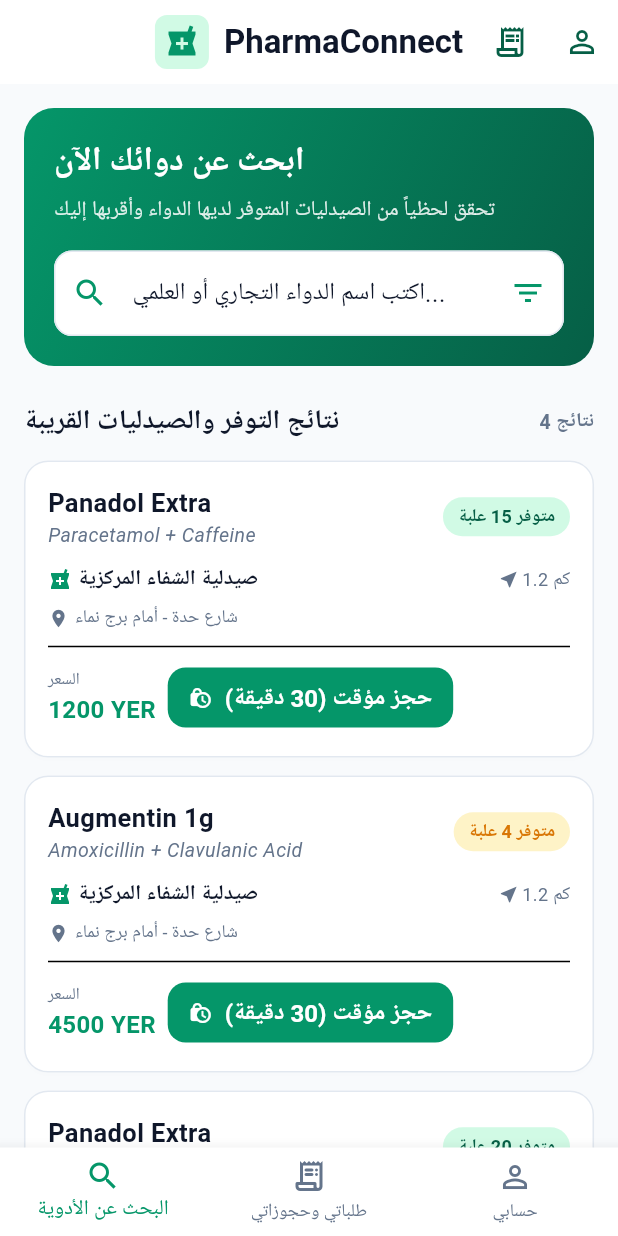
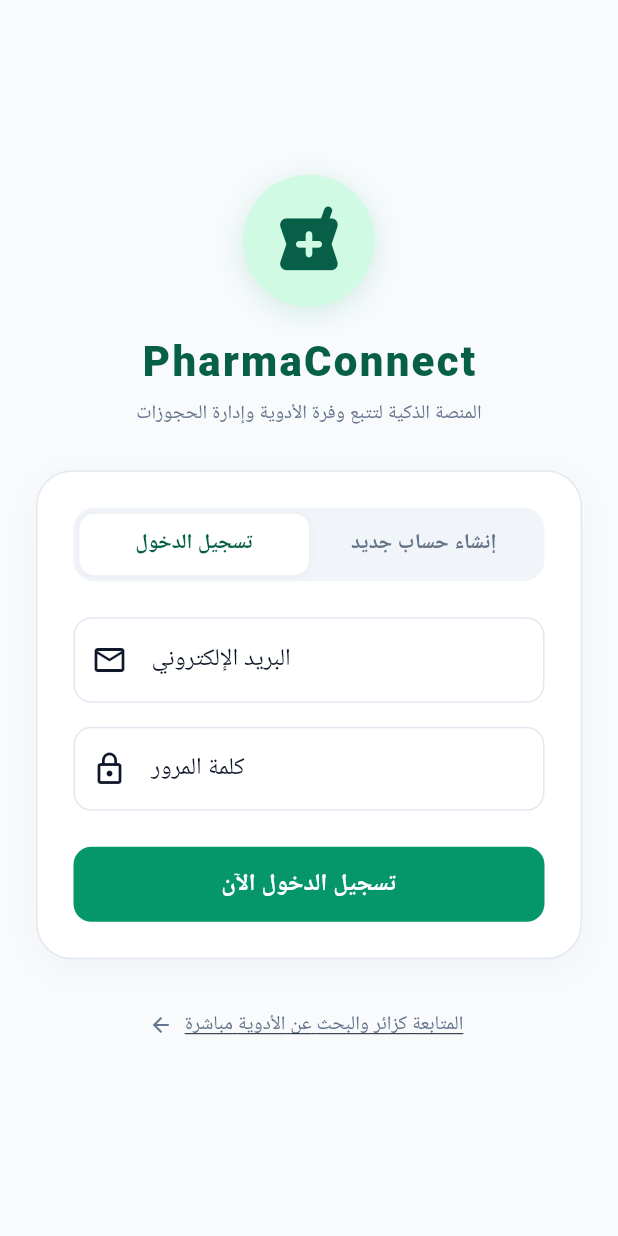
Before and after one commit to jacobkhaled01-spec/PharmaConnect, a Flutter app: the screen it shows after launch, on a phone screen of 412 x 824 dp. Run offline on Flutter 3.47's test engine with Material 3 defaults, Android fonts, the phone set to English and light mode, and no system bars; accounts and stored records are empty.

Commit message:
feat(auth): set AuthScreen as initial landing with login, register, and guest mode

```diff
--- a/frontend/lib/main.dart
+++ b/frontend/lib/main.dart
@@ -3,6 +3,7 @@
 import 'core/network/api_service.dart';
 import 'core/theme/app_theme.dart';
 import 'data/models/medicine_search_model.dart';
+import 'presentation/screens/auth_screen.dart';
 import 'presentation/screens/medicine_details_screen.dart';
 import 'presentation/screens/my_reservations_screen.dart';
 import 'presentation/screens/profile_screen.dart';
@@ -20,7 +21,7 @@
       title: AppConstants.appName,
       debugShowCheckedModeBanner: false,
       theme: PharmaTheme.lightTheme,
-      home: const HomeScreen(),
+      home: ApiService().isAuthenticated ? const HomeScreen() : const AuthScreen(),
     );
   }
 }
--- /dev/null
+++ b/frontend/lib/presentation/screens/auth_screen.dart
@@ -0,0 +1,354 @@
+import 'package:flutter/material.dart';
+import '../../core/constants/app_constants.dart';
+import '../../core/network/api_service.dart';
+import '../../core/theme/app_theme.dart';
+import '../../main.dart';
+
+class AuthScreen extends StatefulWidget {
+  const AuthScreen({super.key});
+
+  @override
+  State<AuthScreen> createState() => _AuthScreenState();
+}
+
+class _AuthScreenState extends State<AuthScreen> {
+  bool _isRegistering = false;
+  final TextEditingController _nameController = TextEditingController();
+  final TextEditingController _emailController = TextEditingController();
+  final TextEditingController _phoneController = TextEditingController();
+  final TextEditingController _passwordController = TextEditingController();
+  bool _isLoading = false;
+  String? _errorMessage;
+
+  @override
+  void dispose() {
+    _nameController.dispose();
+    _emailController.dispose();
+    _phoneController.dispose();
+    _passwordController.dispose();
+    super.dispose();
+  }
+
+  Future<void> _submitAuth() async {
+    setState(() {
+      _isLoading = true;
+      _errorMessage = null;
+    });
+
+    final email = _emailController.text.trim();
+    final password = _passwordController.text.trim();
+
+    if (email.isEmpty || password.isEmpty) {
+      setState(() {
+        _isLoading = false;
+        _errorMessage = 'يرجى إدخال البريد الإلكتروني وكلمة المرور';
+      });
+      return;
+    }
+
+    bool success = false;
+    if (_isRegistering) {
+      final name = _nameController.text.trim();
+      final phone = _phoneController.text.trim();
+      if (name.isEmpty) {
+        setState(() {
+          _isLoading = false;
+          _errorMessage = 'يرجى إدخال الاسم الكامل للمريض';
+        });
+        return;
+      }
+      success = await ApiService().register(
+        name: name,
+        email: email,
+        password: password,
+        phone: phone,
+      );
+    } else {
+      success = await ApiService().login(email, password);
+    }
+
+    setState(() {
+      _isLoading = false;
+    });
+
+    if (success) {
+      if (mounted) {
+        Navigator.pushReplacement(
+          context,
+          MaterialPageRoute(builder: (context) => const HomeScreen()),
+        );
+      }
+    } else {
+      setState(() {
+        _errorMessage = 'بيانات الدخول غير صحيحة أو تعذر الاتصال بالخادم.';
+      });
+    }
+  }
+
+  void _continueAsGuest() {
+    Navigator.pushReplacement(
+      context,
+      MaterialPageRoute(builder: (context) => const HomeScreen()),
+    );
+  }
+
+  @override
+  Widget build(BuildContext context) {
+    return Scaffold(
+      backgroundColor: const Color(0xFFF8FAFC),
+      body: SafeArea(
+        child: Center(
+          child: SingleChildScrollView(
+            padding: const EdgeInsets.symmetric(horizontal: 24.0, vertical: 20.0),
+            child: ConstrainedBox(
+              constraints: const BoxConstraints(maxWidth: 460),
+              child: Column(
+                mainAxisAlignment: MainAxisAlignment.center,
+                children: [
+                  // شعار المنصة الطبية
+                  Container(
+                    padding: const EdgeInsets.all(18),
+                    decoration: BoxDecoration(
+                      color: PharmaTheme.mintAccent,
+                      shape: BoxShape.circle,
+                      boxShadow: [
+                        BoxShadow(
+                          color: PharmaTheme.primaryGreen.withAlpha(40),
+                          blurRadius: 16,
+                          offset: const Offset(0, 4),
+                        ),
+                      ],
+                    ),
+                    child: const Icon(
+                      Icons.local_pharmacy_rounded,
+                      size: 52,
+                      color: PharmaTheme.primaryGreenDark,
+                    ),
+                  ),
+                  const SizedBox(height: 16),
+                  const Text(
+                    AppConstants.appName,
+                    style: TextStyle(
+                      fontSize: 28,
+                      fontWeight: FontWeight.w900,
+                      letterSpacing: 1.5,
+                      color: PharmaTheme.primaryGreenDark,
+                    ),
+                  ),
+                  const SizedBox(height: 6),
+                  const Text(
+                    'المنصة الذكية لتتبع وفرة الأدوية وإدارة الحجوزات',
+                    textAlign: TextAlign.center,
+                    style: TextStyle(color: PharmaTheme.textMuted, fontSize: 13),
+                  ),
+                  const SizedBox(height: 28),
+
+                  // بطاقة تسجيل الدخول أو إنشاء الحساب
+                  Container(
+                    padding: const EdgeInsets.all(24),
+                    decoration: BoxDecoration(
+                      color: Colors.white,
+                      borderRadius: BorderRadius.circular(24),
+                      border: Border.all(color: const Color(0xFFE2E8F0)),
+                      boxShadow: [
+                        BoxShadow(
+                          color: Colors.black.withAlpha(8),
+                          blurRadius: 20,
+                          offset: const Offset(0, 6),
+                        ),
+                      ],
+                    ),
+                    child: Column(
+                      crossAxisAlignment: CrossAxisAlignment.stretch,
+                      children: [
+                        // أزرار التبديل العلوية (Tab Switcher)
+                        Container(
+                          padding: const EdgeInsets.all(4),
+                          decoration: BoxDecoration(
+                            color: const Color(0xFFF1F5F9),
+                            borderRadius: BorderRadius.circular(14),
+                          ),
+                          child: Row(
+                            children: [
+                              Expanded(
+                                child: GestureDetector(
+                                  onTap: () {
+                                    setState(() {
+                                      _isRegistering = false;
+                                      _errorMessage = null;
+                                    });
+                                  },
+                                  child: Container(
+                                    padding: const EdgeInsets.symmetric(vertical: 10),
+                                    decoration: BoxDecoration(
+                                      color: !_isRegistering ? Colors.white : Colors.transparent,
+                                      borderRadius: BorderRadius.circular(10),
+                                      boxShadow: !_isRegistering
+                                          ? [
+                                              BoxShadow(
+                                                color: Colors.black.withAlpha(10),
+                                                blurRadius: 4,
+                                              )
+                                            ]
+                                          : null,
+                                    ),
+                                    child: Text(
+                                      'تسجيل الدخول',
+                                      textAlign: TextAlign.center,
+                                      style: TextStyle(
+                                        fontWeight: FontWeight.bold,
+                                        fontSize: 14,
+                                        color: !_isRegistering ? PharmaTheme.primaryGreenDark : PharmaTheme.textMuted,
+                                      ),
+                                    ),
+                                  ),
+                                ),
+                              ),
+                              Expanded(
+                                child: GestureDetector(
+                                  onTap: () {
+                                    setState(() {
+                                      _isRegistering = true;
+                                      _errorMessage = null;
+                                    });
+                                  },
+                                  child: Container(
+                                    padding: const EdgeInsets.symmetric(vertical: 10),
+                                    decoration: BoxDecoration(
+                                      color: _isRegistering ? Colors.white : Colors.transparent,
+                                      borderRadius: BorderRadius.circular(10),
+                                      boxShadow: _isRegistering
+                                          ? [
+                                              BoxShadow(
+                                                color: Colors.black.withAlpha(10),
+                                                blurRadius: 4,
+                                              )
+                                            ]
+                                          : null,
+                                    ),
+                                    child: Text(
+                                      'إنشاء حساب جديد',
+                                      textAlign: TextAlign.center,
+                                      style: TextStyle(
+                                        fontWeight: FontWeight.bold,
+                                        fontSize: 14,
+                                        color: _isRegistering ? PharmaTheme.primaryGreenDark : PharmaTheme.textMuted,
+                                      ),
+                                    ),
+                                  ),
+                                ),
+                              ),
+                            ],
+                          ),
+                        ),
+                        const SizedBox(height: 24),
+
+                        if (_errorMessage != null) ...[
+                          Container(
+                            padding: const EdgeInsets.all(12),
+                            decoration: BoxDecoration(
+                              color: const Color(0xFFFEE2E2),
+                              borderRadius: BorderRadius.circular(12),
+                              border: Border.all(color: const Color(0xFFFECACA)),
+                            ),
+                            child: Row(
+                              children: [
+                                const Icon(Icons.error_outline, color: PharmaTheme.statusDanger, size: 20),
+                                const SizedBox(width: 8),
+                                Expanded(
+                                  child: Text(
+                                    _errorMessage!,
+                                    style: const TextStyle(color: PharmaTheme.statusDanger, fontSize: 13),
+                                  ),
+                                ),
+                              ],
+                            ),
+                          ),
+                          const SizedBox(height: 16),
+                        ],
+
+                        // حقول إنشاء الحساب الإضافية
+                        if (_isRegistering) ...[
+                          TextField(
+                            controller: _nameController,
+                            decoration: const InputDecoration(
+                              labelText: 'الاسم الكامل للمريض',
+                              hintText: 'مثال: يعقوب خالد',
+                              prefixIcon: Icon(Icons.person_outline),
+                            ),
+                          ),
+                          const SizedBox(height: 16),
+                          TextField(
+                            controller: _phoneController,
+                            keyboardType: TextInputType.phone,
+                            decoration: const InputDecoration(
+                              labelText: 'رقم الهاتف للتواصل',
+                              hintText: 'مثال: 771234567',
+                              prefixIcon: Icon(Icons.phone_outlined),
+                            ),
+                          ),
+                          const SizedBox(height: 16),
+                        ],
+
+                        // حقول البريد وكلمة المرور
+                        TextField(
+                          controller: _emailController,
+                          keyboardType: TextInputType.emailAddress,
+                          decoration: const InputDecoration(
+                            labelText: 'البريد الإلكتروني',
+                            hintText: 'مثال: patient@pharmaconnect.ye',
+                            prefixIcon: Icon(Icons.email_outlined),
+                          ),
+                        ),
+                        const SizedBox(height: 16),
+
+                        TextField(
+                          controller: _passwordController,
+                          obscureText: true,
+                          decoration: const InputDecoration(
+                            labelText: 'كلمة المرور',
+                            prefixIcon: Icon(Icons.lock_outline),
+                          ),
+                        ),
+                        const SizedBox(height: 24),
+
+                        // زر الإرسال
+                        ElevatedButton(
+                          style: ElevatedButton.styleFrom(
+                            minimumSize: const Size(double.infinity, 50),
+                          ),
+                          onPressed: _isLoading ? null : _submitAuth,
+                          child: _isLoading
+                              ? const SizedBox(
+                                  height: 22,
+                                  width: 22,
+                                  child: CircularProgressIndicator(color: Colors.white, strokeWidth: 2.5),
+                                )
+                              : Text(
+                                  _isRegistering ? 'إنشاء الحساب والدخول' : 'تسجيل الدخول الآن',
+                                  style: const TextStyle(fontSize: 16, fontWeight: FontWeight.bold),
+                                ),
+                        ),
+                      ],
+                    ),
+                  ),
+                  const SizedBox(height: 20),
+
+                  // زر الدخول كزائر / استعلام مباشر
+                  TextButton.icon(
+                    onPressed: _continueAsGuest,
+                    icon: const Icon(Icons.arrow_back, size: 16, color: PharmaTheme.textMuted),
+                    label: const Text(
+                      'المتابعة كزائر والبحث عن الأدوية مباشرة',
+                      style: TextStyle(color: PharmaTheme.textMuted, fontSize: 13, decoration: TextDecoration.underline),
+                    ),
+                  ),
+                ],
+              ),
+            ),
+          ),
+        ),
+      ),
+    );
+  }
+}
--- a/frontend/lib/presentation/screens/profile_screen.dart
+++ b/frontend/lib/presentation/screens/profile_screen.dart
@@ -1,6 +1,7 @@
 import 'package:flutter/material.dart';
 import '../../core/network/api_service.dart';
 import '../../core/theme/app_theme.dart';
+import 'auth_screen.dart';
 
 class ProfileScreen extends StatefulWidget {
   const ProfileScreen({super.key});
@@ -86,11 +87,13 @@
   }
 
   void _logout() {
-    setState(() {
-      ApiService().logout();
-    });
+    ApiService().logout();
     ScaffoldMessenger.of(context).showSnackBar(
       const SnackBar(content: Text('تم تسجيل الخروج بنجاح')),
+    );
+    Navigator.of(context).pushAndRemoveUntil(
+      MaterialPageRoute(builder: (context) => const AuthScreen()),
+      (route) => false,
     );
   }
 
```
Also changed, not shown: 2 other files.
